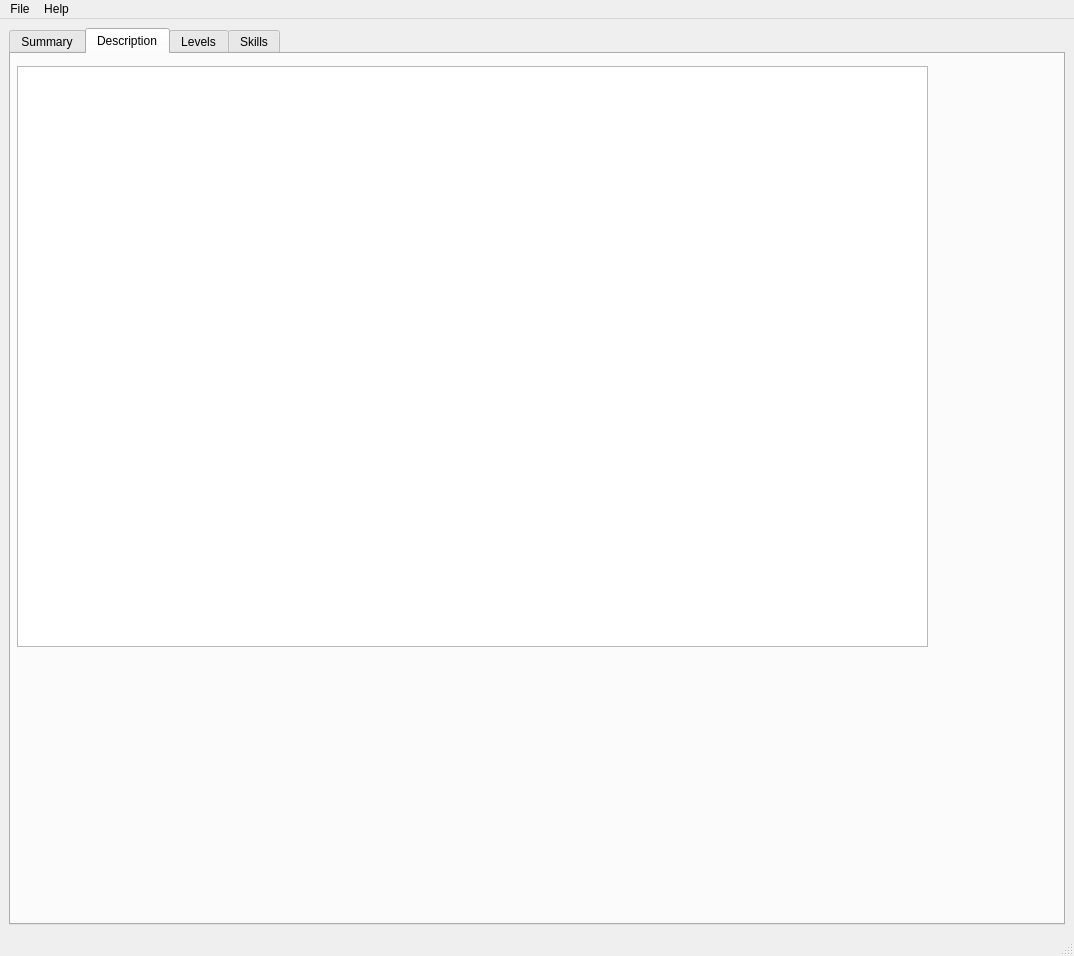
This is nwnchargen.ui in rkibria/NwnCharGen as Qt 5 draws it before an edit. The edited form follows.
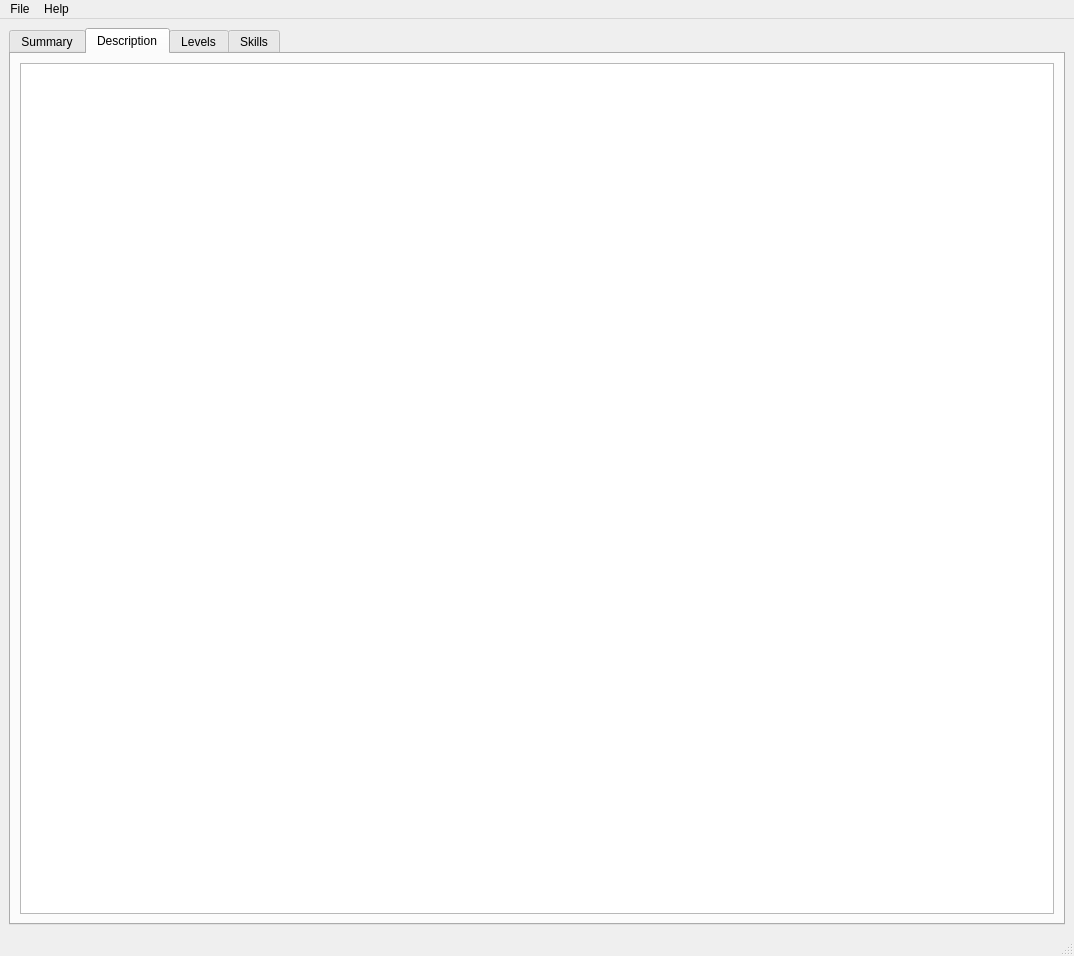
This is the edited form. The open tabs and pages were chosen to show the change.

Commit message: Fit description to tab (grid layout)

The edit to the form file:
```diff
--- a/nwnchargen.ui
+++ b/nwnchargen.ui
@@ -908,16 +908,11 @@
        <attribute name="title">
         <string>Description</string>
        </attribute>
-       <widget class="QTextEdit" name="textEditDescription">
-        <property name="geometry">
-         <rect>
-          <x>6</x>
-          <y>12</y>
-          <width>911</width>
-          <height>581</height>
-         </rect>
-        </property>
-       </widget>
+       <layout class="QGridLayout" name="gridLayout_4">
+        <item row="0" column="0">
+         <widget class="QTextEdit" name="textEditDescription"/>
+        </item>
+       </layout>
       </widget>
       <widget class="QWidget" name="tab_2">
        <attribute name="title">
```
